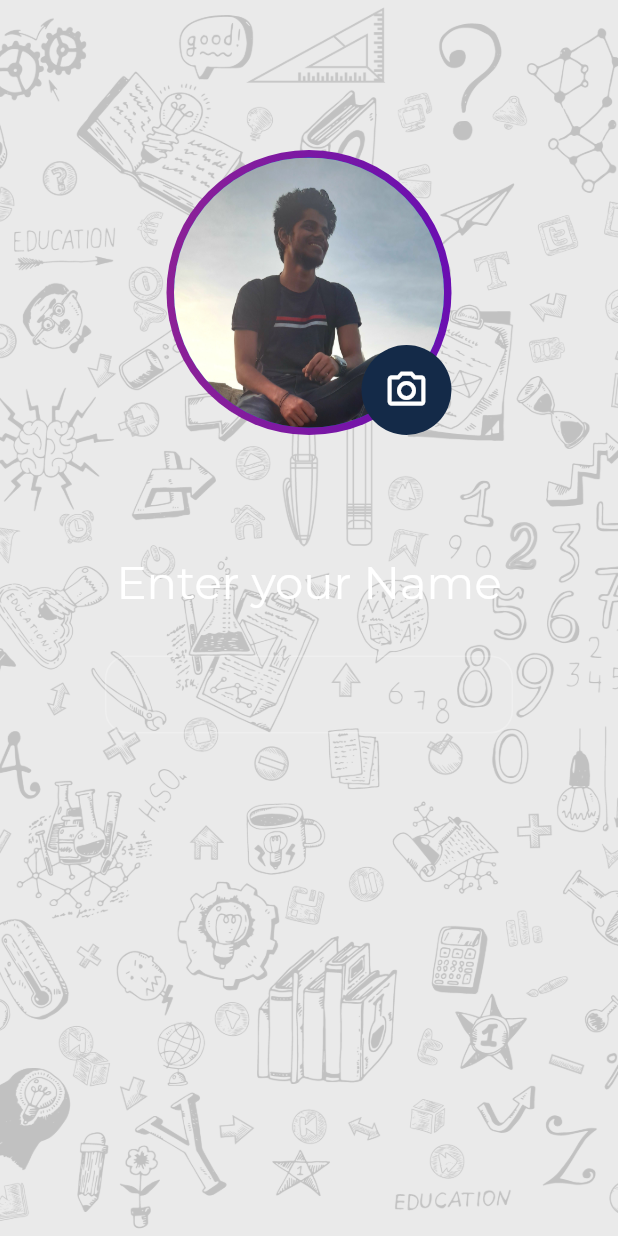
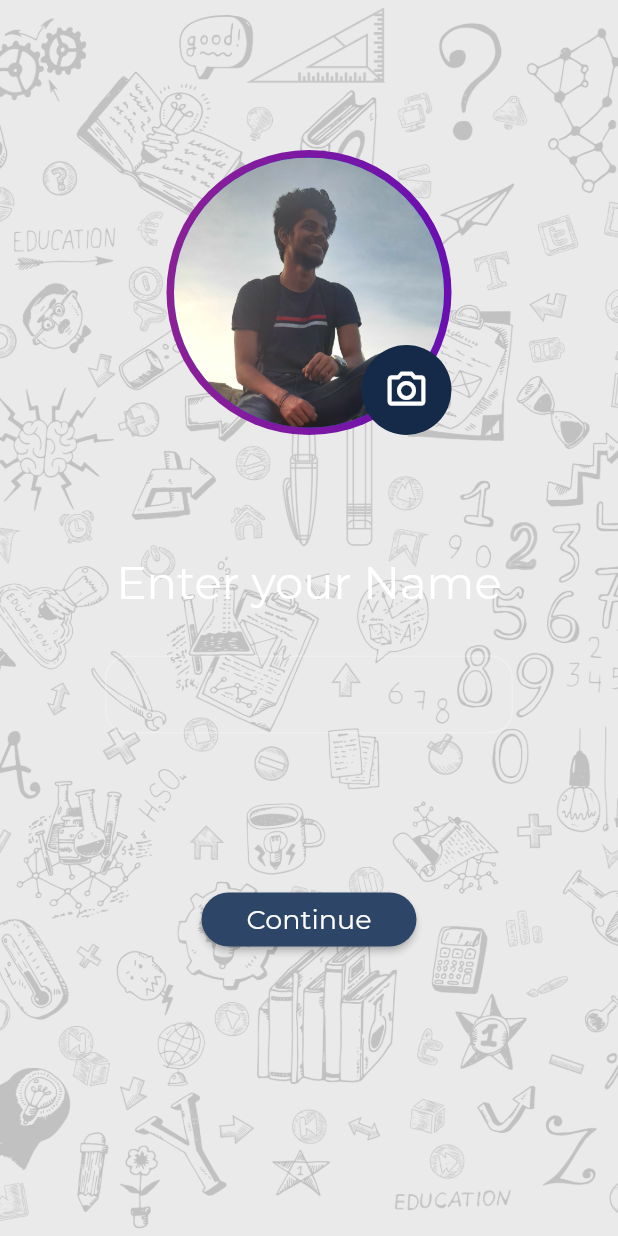
Before and after one commit to pramodksh/paper-for-peers, a Flutter app: the UserDetails screen opened directly, on a phone screen of 412 x 824 dp. Run offline on Flutter 3.47's test engine with Material 2 defaults, Android fonts, the phone set to English and light mode, and no system bars; our stand-ins replace dotted_border, flutter_rating_bar, page_indicator, shared_preferences; missing offline and left inert: advance_pdf_viewer, web_scraper; accounts and stored records are empty; project files that could hold a hidden picture were left out.

Commit message:
added continue button to user_details.dart file

```diff
--- a/lib/main.dart
+++ b/lib/main.dart
@@ -7,7 +7,7 @@ import 'package:papers_for_peers/modules/dashboard/profile/profile.dart';
 import 'package:papers_for_peers/modules/dashboard/question_paper/question_paper.dart';
 import 'package:papers_for_peers/modules/login/forgot_password.dart';
 import 'package:papers_for_peers/modules/login/login.dart';
-import 'package:papers_for_peers/modules/login/carausel.dart';
+// import 'package:papers_for_peers/modules/login/carausel.dart';
 import 'package:papers_for_peers/modules/login/user_details.dart';
 import 'package:papers_for_peers/modules/login/welcome_message.dart';
 import 'package:papers_for_peers/modules/testing_screens/clip_background.dart';
@@ -16,6 +16,7 @@ import 'package:papers_for_peers/services/theme_provider/theme_provider.dart';
 import 'package:provider/provider.dart';
 
 import 'modules/dashboard/compare_question_paper/splitPDF.dart';
+import 'modules/login/user_course.dart';
 void main(){
   runApp(MyApp());
 }
--- a/lib/modules/login/user_details.dart
+++ b/lib/modules/login/user_details.dart
@@ -2,6 +2,7 @@ import 'package:flutter/material.dart';
 
 import '../../config/default_assets.dart';
 import '../../config/export_config.dart';
+import 'user_course.dart';
 import 'utilities.dart';
 import 'utilities.dart';
 
@@ -99,6 +100,21 @@ class _UserDetailsState extends State<UserDetails> {
                       margin: EdgeInsets.symmetric(horizontal: 70),
                       child: getCustomTextField()
                   ),
+                  SizedBox(height: 100,),
+                  ElevatedButton(
+                    style: ElevatedButton.styleFrom(
+                        padding: EdgeInsets.symmetric(horizontal: 30),
+                        shape: RoundedRectangleBorder(
+                          borderRadius: BorderRadius.circular(20),
+                        )
+                    ),
+                    onPressed: () {
+                      Navigator.of(context).push(MaterialPageRoute(
+                        builder: (context) => UserCourse(),
+                      ));
+                    },
+                    child: Text("Continue", style: TextStyle(fontSize: 18),),
+                  ),
                   // getCustomButton(buttonText: 'Continue', onPressed: (){})
                 ],
               ),
```
